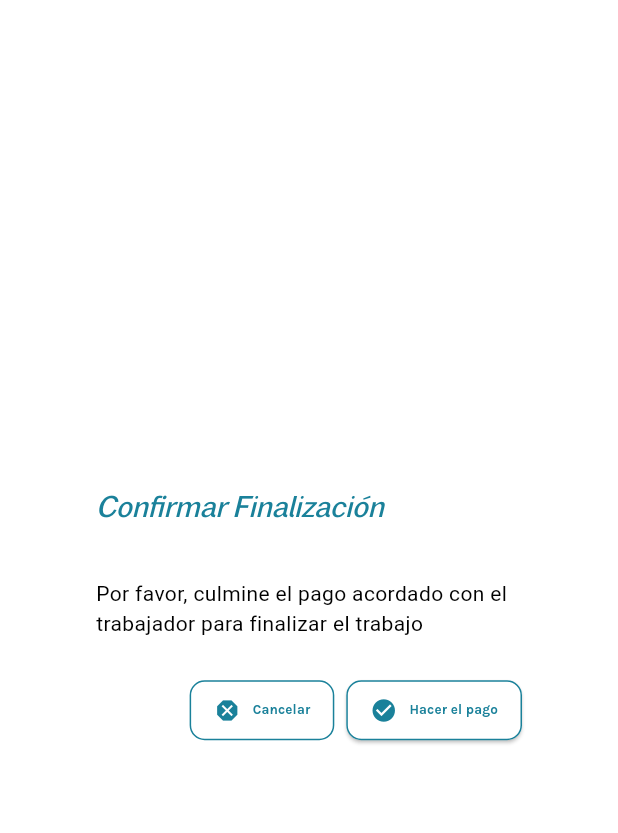
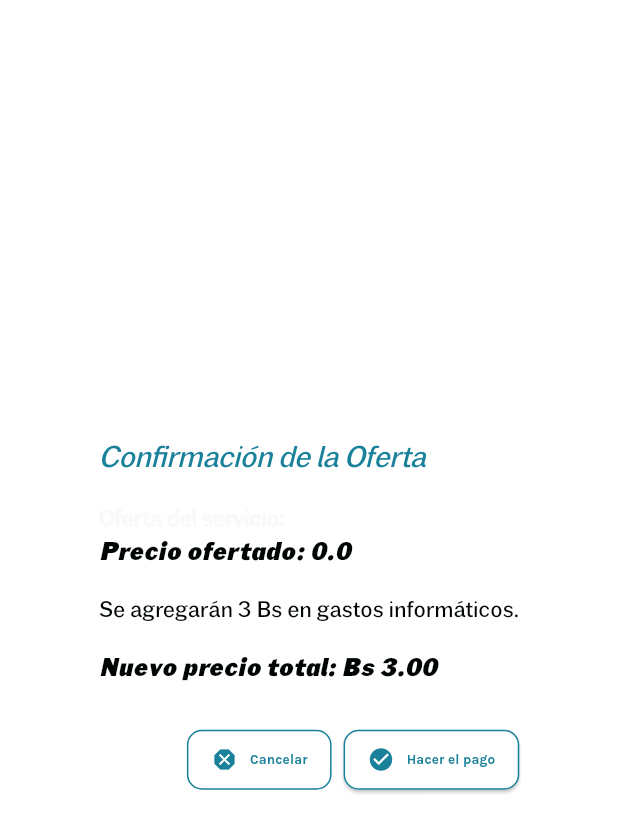
Before and after one commit to ManitoXpress/manitoscliente_new, a Flutter app: the ServiceCompletionDialog widget shown alone on an empty page, opened directly with empty values, on a phone screen of 412 x 824 dp. Shown: the top 833 px of the screen. Run offline on Flutter 3.47's test engine with Material 3 defaults, Android fonts, the phone set to English and light mode, and no system bars; our stand-ins replace cloud_firestore, firebase_auth, firebase_core, firebase_messaging, firebase_storage, flutter_local_notifications and 15 more; missing offline and left inert: app_tracking_transparency, firebase_app_check, flutter_wizard, jwt_decode, searchbar_animation; accounts and stored records are empty; network calls fail; statements that could not run were skipped.

Commit message:
update imagecomplete
update

```diff
--- a/lib/utils/imageComplete.dart
+++ b/lib/utils/imageComplete.dart
@@ -83,9 +83,9 @@ class _ServiceCompletionDialogState extends State<ServiceCompletionDialog> {
             _paymentCompleted = true;
             _isProcessingPayment = false;
           });
-            // Cerrar el diálogo después de mostrar el mensaje de éxito
+          // Cerrar el diálogo después de que el estado sea 'completed'
           Future.delayed(Duration(seconds: 1), () {
-              Navigator.of(context).pop(true);
+            Navigator.of(context).pop(true);  // Cerrar el cuadro de diálogo
             Navigator.of(context).pushReplacement(
               MaterialPageRoute(
                 builder: (context) => HomeScreen(initialPageIndex: 2),
@@ -102,117 +102,66 @@ class _ServiceCompletionDialogState extends State<ServiceCompletionDialog> {
     });
     ScaffoldMessenger.of(context).showSnackBar(
       SnackBar(
-            content: Text(
-                'Error al confirmar la finalización. Por favor, intenta de nuevo.')),
+        content: Text('Error al confirmar la finalización. Por favor, intenta de nuevo.'),
+      ),
     );
   }
 }
 
+
   @override
   Widget build(BuildContext context) {
     return AlertDialog(
-      title: Text(
-        'Confirmar Finalización',
+          title: Text('Confirmación de la Oferta',
             style: MyTextStyles.notification,
           ),
-      content: _isLoading
-          ? Center(child: CircularProgressIndicator())
-          : _isProcessingPayment
-              ? Column(
+          content: Column(
             mainAxisSize: MainAxisSize.min,
             children: [
-                    Center(child: Text('Esperando la confirmación del pago...')),
-                    SizedBox(height: 16),
-                    Text.rich(
-                      TextSpan(
-                        text: 'Nombre: ',
-                        style: MyTextStyles.formServiceTextStyle,
-                        children: [
-                          TextSpan(
-                            text:
-                                '${widget.workerDetails?.displayName ?? 'No disponible'}',
-                            style: MyTextStyles.inputTextStyle,
-                          ),
-                          TextSpan(
-                            text: '\nCorreo: ',
-                            style: MyTextStyles.formServiceTextStyle,
-                          ),
-                          TextSpan(
-                            text:
-                                '${widget.workerDetails?.email ?? 'No disponible'}',
-                            style: MyTextStyles.inputTextStyle,
-                          ),
-                          TextSpan(
-                            text: '\nNivel de Experiencia: ',
-                            style: MyTextStyles.formServiceTextStyle,
-                          ),
-                          TextSpan(
-                            text:
-                                '${widget.workerDetails?.expLevel ?? 'No disponible'}',
-                            style: MyTextStyles.inputTextStyle,
-                          ),
-                          TextSpan(
-                            text: '\nEspecialidad: ',
-                            style: MyTextStyles.formServiceTextStyle,
-                          ),
-                          TextSpan(
-                            text:
-                                '${widget.workerDetails?.expertises.map((e) => e.name).join(', ') ?? 'No disponible'}',
-                            style: MyTextStyles.inputTextStyle,
-                          ),
-                        ],
+              Align(
+                alignment: Alignment.centerLeft,
+                child: Text(
+                  'Oferta del servicio:',
+                  style: MyTextStyles.ButtonTextStyle,
+                  textAlign: TextAlign.start,
                 ),
               ),
-                    SizedBox(height: 16.0),
-                    Text.rich(
+              Align(
+                alignment: Alignment.centerLeft,
+                child: Text.rich(
                   TextSpan(
-                        text: '\nPrecio ofertado: ',
+                    text: 'Precio ofertado: ',
                     style: MyTextStyles.formServiceTextStyle,
                     children: [
                       TextSpan(
                         text: '${widget.fetchedOfferedPrice ?? 'No ofertado'}',
-                            style: MyTextStyles.inputTextStyle,
+                        style: MyTextStyles.formServiceTextStyle,
                       ),
                     ],
                   ),
+                  textAlign: TextAlign.start,
+                ),
+              ),
+              SizedBox(height: 16.0),
+              Align(
+                alignment: Alignment.centerLeft,
+                child: Text(
+                  'Se agregarán 3 Bs en gastos informáticos.',
+                  style: MyTextStyles.drawerButtonTextStyle5,
+                  textAlign: TextAlign.start,
+                ),
+              ),
+              SizedBox(height: 16.0),
+              Align(
+                alignment: Alignment.centerLeft,
+                child: Text(
+                  'Nuevo precio total: Bs ${(widget.fetchedOfferedPrice! + 3.0).toStringAsFixed(2)}',
+                  style: MyTextStyles.formServiceTextStyle,
+                  textAlign: TextAlign.start,
+                ),
               ),
             ],
-                )
-              : _paymentCompleted
-                  ? Column(
-                      mainAxisSize: MainAxisSize.min,
-                      children: [
-                        Icon(Icons.check_circle, color: Colors.green, size: 60),
-                        SizedBox(height: 16),
-                        Text('¡El pago se realizó con éxito!'),
-                      ],
-                    )
-                  : Column(
-                      mainAxisSize: MainAxisSize.min,
-                      children: [
-                        if (_imageUrl != null)
-                          Container(
-                            height: 200,
-                            width: double.infinity,
-                            child: Image.network(
-                              _imageUrl!,
-                              fit: BoxFit.cover,
-                              loadingBuilder:
-                                  (context, child, loadingProgress) {
-                                if (loadingProgress == null) return child;
-                                return Center(
-                                    child: CircularProgressIndicator());
-                              },
-                              errorBuilder: (context, error, stackTrace) {
-                                return Icon(Icons.error);
-                              },
-                            ),
-                          ),
-                        SizedBox(height: 16),
-                        Text(
-                          'Por favor, culmine el pago acordado con el trabajador para finalizar el trabajo',
-                        ),
-                      ],
+
           ),
           actions: [
               TextButton.icon(
```
Lines whose indentation alone changed are shown as unchanged.
